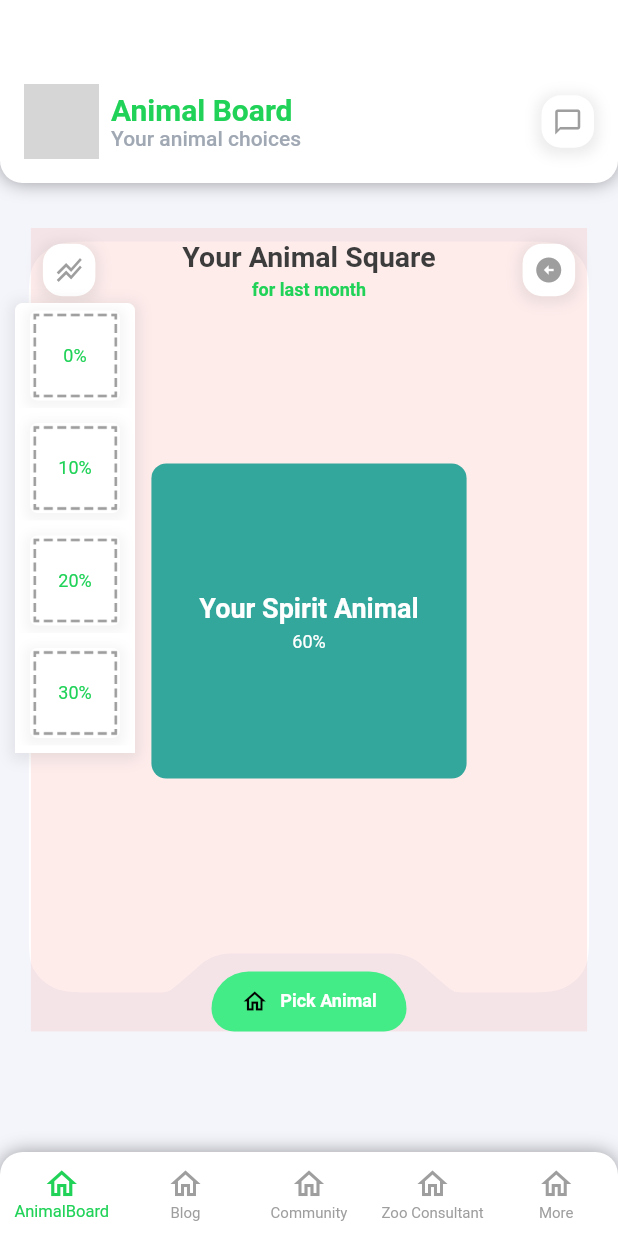
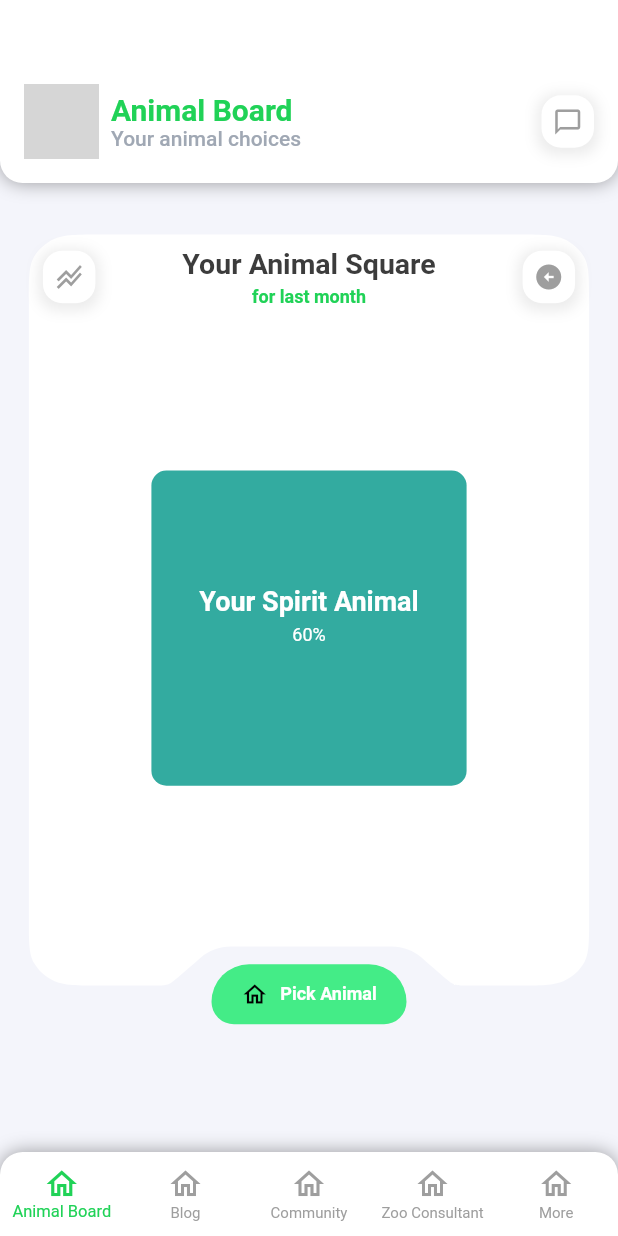
Before and after one commit to Rjk1234/animal_board, a Flutter app: the screen it shows after launch, after a tap on the "stacked line chart" icon, on a phone screen of 412 x 824 dp. Run offline on Flutter 3.47's test engine with Material 2 defaults, Android fonts, the phone set to English and light mode, and no system bars; our stand-ins replace audioplayers, image_picker, share_plus; Roboto replaces fonts that are missing (Arial); grey boxes are pictures that could not be loaded.

Commit message:
code improvement, tabbar enhancement

```diff
--- /dev/null
+++ b/lib/core/pages/dashboard_page.dart
@@ -0,0 +1,77 @@
+import 'package:flutter/material.dart';
+import 'package:provider/provider.dart';
+import '../../feature/blog/presentation/blog_page.dart';
+import '../../feature/community/presentation/community_page.dart';
+import '../../feature/more/presentation/more_page.dart';
+import '../../feature/zoo_consultant/presentation/zoo_consultant_page.dart';
+import '../schema/domain/model/model.dart';
+import '../widget/bottom_tab_bar.dart';
+import '../schema/application/schema_provider.dart';
+import '../../feature/animalBoard/presentation/pages/animal_board_page.dart';
+
+class DashboardPage extends StatefulWidget {
+  const DashboardPage({super.key});
+
+  @override
+  State<DashboardPage> createState() => _DashboardPageState();
+}
+
+class _DashboardPageState extends State<DashboardPage> {
+  int pageIndex = 0;
+
+  final _pages = [
+    const AnimalBoardPage(),
+    const BlogPage(),
+    const CommunityPage(),
+    const ZooConsultantPage(),
+    const MorePage()
+  ];
+  var tabItemListFromServer = [];
+  final tabItemList = [
+    TabBarItem(id: 0, title: 'AnimalBoard'),
+    TabBarItem(id: 1, title: 'Blog'),
+    TabBarItem(id: 2, title: 'Community'),
+    TabBarItem(id: 3, title: 'Zoo Consultant'),
+    TabBarItem(id: 4, title: 'More')
+  ];
+  @override
+  void initState() {
+    super.initState();
+    final postModel = Provider.of<SchemaProvider>(context, listen: false);
+    postModel.getPostData();
+  }
+
+  void _onTabBarItemTapped(int index) {
+    setState(() {
+      pageIndex = index;
+    });
+  }
+
+  void _buildTabBarItemList(SchemaProvider model) {
+    if (model.post != null) {
+      tabItemList.clear();
+      for (int i = 0; i < model.post!.tabDetail.length; i++) {
+        var item = model.post!.tabDetail[i];
+        tabItemList.add(
+          TabBarItem(
+              id: i, title: item.value.title!, iconUrl: item.value.iconURL),
+        );
+      }
+    }
+  }
+
+  @override
+  Widget build(BuildContext context) {
+    final uiModel = Provider.of<SchemaProvider>(context);
+    _buildTabBarItemList(uiModel);
+    return Scaffold(
+      backgroundColor: Theme.of(context).backgroundColor,
+      bottomNavigationBar: BottomTabBarWidget(
+        selectedIndex: pageIndex,
+        onTap: ((index) => _onTabBarItemTapped(index)),
+        itemList: tabItemList,
+      ),
+      body: _pages[pageIndex],
+    );
+  }
+}
--- a/lib/feature/animalboard/application/schema_provider.dart
+++ b/lib/core/schema/application/schema_provider.dart
@@ -1,8 +1,9 @@
-import '../../../data/api_client.dart';
 import 'package:flutter/material.dart';
 
+import '../data/api_client.dart';
+
 class SchemaProvider with ChangeNotifier {
-  UIResponseModel? post;
+  SchemaModel? post;
   bool loading = false;
 
   getPostData() async {
--- a/lib/data/api_client.dart
+++ b/lib/core/schema/data/api_client.dart
@@ -1,7 +1,5 @@
-
-
-Future<UIResponseModel?> getData() async {
-  UIResponseModel? result;
+Future<SchemaModel?> getData() async {
+  SchemaModel? result;
   var buttonItemList = [
     ButtonData(title: 'chat', value: ButtonItem(title: null, iconURL: '')),
     ButtonData(title: 'size', value: ButtonItem(title: null, iconURL: '')),
@@ -9,36 +7,44 @@ Future<UIResponseModel?> getData() async {
     ButtonData(
         title: 'pickAnimal',
         value: ButtonItem(title: 'Pick Animal', iconURL: '')),
+  ];
+  var tabList = [
     ButtonData(
         title: 'tabHome',
-        value: ButtonItem(title: 'Animal Board', iconURL: '')),
-    ButtonData(title: 'tabBlog', value: ButtonItem(title: 'Blog', iconURL: '')),
+        value: ButtonItem(title: 'Animal Board', iconURL: null)),
+    ButtonData(
+        title: 'tabBlog', value: ButtonItem(title: 'Blog', iconURL: null)),
     ButtonData(
         title: 'tabCommunity',
-        value: ButtonItem(title: 'Community', iconURL: '')),
+        value: ButtonItem(title: 'Community', iconURL: null)),
     ButtonData(
         title: 'tabZoo',
-        value: ButtonItem(title: 'Zoo Consultant', iconURL: '')),
-    ButtonData(title: 'tabMore', value: ButtonItem(title: 'More', iconURL: '')),
+        value: ButtonItem(title: 'Zoo Consultant', iconURL: null)),
+    ButtonData(
+        title: 'tabMore', value: ButtonItem(title: 'More', iconURL: null)),
   ];
-
   TextTheme textTheme = TextTheme(
-    animalImageUrl: '',
+    imageUrl: '',
     headerTitle: 'Animal Board',
     headerSubtitle: 'Your animal choices',
     animalBoardTitle: 'Your Animal Square',
     animalBoardSubtitle: 'for last month',
     animalName: 'Penguins',
   );
-  result = UIResponseModel(buttonDetail: buttonItemList, textTheme: textTheme);
+  result = SchemaModel(
+      buttonDetail: buttonItemList, textTheme: textTheme, tabDetail: tabList);
 
   return result;
 }
 
-class UIResponseModel {
+class SchemaModel {
   final List<ButtonData> buttonDetail;
+  final List<ButtonData> tabDetail;
   final TextTheme textTheme;
-  UIResponseModel({required this.buttonDetail, required this.textTheme});
+  SchemaModel(
+      {required this.tabDetail,
+      required this.buttonDetail,
+      required this.textTheme});
 }
 
 class ButtonData {
@@ -60,14 +66,14 @@ class TextData {
 }
 
 class TextTheme {
-  final String? animalImageUrl;
+  final String? imageUrl;
   final String? headerTitle;
   final String? headerSubtitle;
   final String? animalBoardTitle;
   final String? animalBoardSubtitle;
   final String animalName;
   TextTheme({
-    this.animalImageUrl,
+    this.imageUrl,
     this.headerTitle,
     this.headerSubtitle,
     this.animalBoardTitle,
--- /dev/null
+++ b/lib/core/schema/domain/model/model.dart
@@ -0,0 +1,10 @@
+class TabBarItem {
+  int id;
+  String title;
+  String? iconUrl;
+  TabBarItem({
+    required this.id,
+    required this.title,
+    this.iconUrl,
+  });
+}
--- a/lib/core/widget/bottom_tab_bar.dart
+++ b/lib/core/widget/bottom_tab_bar.dart
@@ -1,10 +1,12 @@
 import 'package:animal_board/config/app_colors.dart';
 import 'package:flutter/material.dart';
+
+import '../schema/domain/model/model.dart';
 
 class BottomTabBarWidget extends StatelessWidget {
   final Function(int) onTap;
   final int selectedIndex;
-  final List itemList;
+  final List<TabBarItem> itemList;
   const BottomTabBarWidget(
       {super.key,
       required this.onTap,
@@ -30,26 +32,36 @@ class BottomTabBarWidget extends StatelessWidget {
           type: BottomNavigationBarType.fixed,
           //add background color
           backgroundColor: kWhiteColor,
-          items: const <BottomNavigationBarItem>[
+          items: <BottomNavigationBarItem>[
             BottomNavigationBarItem(
-              icon: Icon(Icons.home_outlined),
-              label: 'AnimalBoard',
+              icon: (itemList[0].iconUrl != null)
+                  ? networkIcon(itemList[0].iconUrl!)
+                  : const Icon(Icons.home_outlined),
+              label: itemList[0].title,
             ),
             BottomNavigationBarItem(
-              icon: Icon(Icons.home_outlined),
-              label: 'Blog',
+              icon: itemList[1].iconUrl != null
+                  ? networkIcon(itemList[1].iconUrl!)
+                  : const Icon(Icons.home_outlined),
+              label: itemList[1].title,
             ),
             BottomNavigationBarItem(
-              icon: Icon(Icons.home_outlined),
-              label: 'Community',
+              icon: itemList[2].iconUrl != null
+                  ? networkIcon(itemList[2].iconUrl!)
+                  : const Icon(Icons.home_outlined),
+              label: itemList[2].title,
             ),
             BottomNavigationBarItem(
-              icon: Icon(Icons.home_outlined),
-              label: 'Zoo Consultant',
+              icon: itemList[3].iconUrl != null
+                  ? networkIcon(itemList[3].iconUrl!)
+                  : const Icon(Icons.home_outlined),
+              label: itemList[3].title,
             ),
             BottomNavigationBarItem(
-              icon: Icon(Icons.home_outlined),
-              label: 'More',
+              icon: itemList[4].iconUrl != null
+                  ? networkIcon(itemList[4].iconUrl!)
+                  : const Icon(Icons.home_outlined),
+              label: itemList[4].title,
             ),
           ],
           currentIndex: selectedIndex,
@@ -63,4 +75,8 @@ class BottomTabBarWidget extends StatelessWidget {
       ),
     );
   }
+
+  Image networkIcon(String url) {
+    return Image.network(url, height: 15, width: 15);
+  }
 }
--- a/lib/data/model.dart
+++ /dev/null
@@ -1,12 +0,0 @@
-import 'package:flutter/material.dart';
-
-class TabBarItem {
-  int buttonId;
-  String buttonTitle;
-  IconData buttonIcon;
-  TabBarItem({
-    required this.buttonId,
-    required this.buttonTitle,
-    required this.buttonIcon,
-  });
-}
--- a/lib/feature/animalboard/application/animal_provider.dart
+++ b/lib/feature/animalboard/application/animal_provider.dart
@@ -6,13 +6,13 @@ import '../domain/model/spirit_animal.dart';
 
 class AnimalProvider with ChangeNotifier {
   SpiritAnimal spiritAnimalSquare = SpiritAnimal(
-      animalName: "Your Spirit Animal",
+      name: "Your Spirit Animal",
       color: kColorTeal,
       size: 60,
       opacityValue: 0.8);
 
   void configAnimalSquare(SpiritAnimal square) {
-    spiritAnimalSquare.animalName = square.animalName;
+    spiritAnimalSquare.name = square.name;
     spiritAnimalSquare.color = square.color;
     spiritAnimalSquare.size = square.size;
     spiritAnimalSquare.opacityValue = square.opacityValue;
@@ -35,12 +35,12 @@ class AnimalProvider with ChangeNotifier {
   }
 
   void setSquareAnimal(String name) {
-    spiritAnimalSquare.animalName = name;
+    spiritAnimalSquare.name = name;
     notifyListeners();
   }
 
   void setAnimalImage(File image) {
-    spiritAnimalSquare.animalImage = image;
+    spiritAnimalSquare.image = image;
     notifyListeners();
   }
 }
--- a/lib/feature/animalboard/domain/model/animal_option.dart
+++ b/lib/feature/animalboard/domain/model/animal_option.dart
@@ -2,11 +2,11 @@ import 'package:flutter/material.dart';
 
 class AnimalOption {
   final int id;
-  final String animalName;
+  final String name;
   final Color color;
   const AnimalOption({
     required this.id,
-    required this.animalName,
+    required this.name,
     required this.color,
   });
 }
--- a/lib/feature/animalboard/domain/model/opacity_option.dart
+++ b/lib/feature/animalboard/domain/model/opacity_option.dart
@@ -1,10 +1,10 @@
 class OpacityOption {
   final int id;
-  final String opacityTitle;
-  final double opacityValue;
+  final String title;
+  final double value;
   const OpacityOption({
     required this.id,
-    required this.opacityTitle,
-    required this.opacityValue,
+    required this.title,
+    required this.value,
   });
 }
--- a/lib/feature/animalboard/domain/model/spirit_animal.dart
+++ b/lib/feature/animalboard/domain/model/spirit_animal.dart
@@ -2,15 +2,15 @@ import 'dart:io';
 import 'package:flutter/material.dart';
 
 class SpiritAnimal {
-  late File? animalImage;
+  late File? image;
   late int size;
-  late String animalName;
+  late String name;
   late double opacityValue;
   late Color color;
   SpiritAnimal(
       {required this.size,
-      required this.animalName,
+      required this.name,
       required this.opacityValue,
       required this.color,
-      this.animalImage});
+      this.image});
 }
--- a/lib/feature/animalboard/presentation/pages/animal_board_page.dart
+++ b/lib/feature/animalboard/presentation/pages/animal_board_page.dart
@@ -3,12 +3,13 @@ import 'package:flutter/material.dart';
 import 'dart:io';
 import 'package:audioplayers/audioplayers.dart';
 import 'package:provider/provider.dart';
+import 'package:share_plus/share_plus.dart';
 import '../../../../config/app_constant.dart';
 import '../../../../config/string_constant.dart';
 import '../../../../core/widget/icon_button_widget.dart';
 import '../../../chat/presentation/page/chat_page.dart';
 import '../../application/animal_provider.dart';
-import '../../application/schema_provider.dart';
+import '../../../../core/schema/application/schema_provider.dart';
 import '../../domain/model/animal_option.dart';
 import '../widget/background_layout.dart';
 import '../widget/draggable_dropdown_List_widget.dart';
@@ -28,18 +29,18 @@ class _AnimalBoardPageState extends State<AnimalBoardPage> {
   bool showAnimalList = false;
   bool showOpacityList = false;
   static AudioCache player = AudioCache();
-  // late AudioCache _audioCache;
+
   var animalList = [
-    AnimalOption(id: 0, animalName: 'Wolf', color: kColorRed),
-    AnimalOption(id: 1, animalName: 'Wolf', color: kColorPink),
-    AnimalOption(id: 2, animalName: 'Cat', color: kColorIndigo),
-    AnimalOption(id: 3, animalName: 'Cat', color: kColorPurple),
-    AnimalOption(id: 4, animalName: 'Penguin', color: kColorBlue),
-    AnimalOption(id: 5, animalName: 'Penguin', color: kColorGrey),
-    AnimalOption(id: 6, animalName: 'Koala', color: kColorYellow),
-    AnimalOption(id: 7, animalName: 'Koala', color: kColorTeal),
-    AnimalOption(id: 8, animalName: 'Leopard', color: kColorGreen),
-    AnimalOption(id: 9, animalName: 'Leopard', color: kColorLime),
+    AnimalOption(id: 0, name: 'Wolf', color: kColorRed),
+    AnimalOption(id: 1, name: 'Wolf', color: kColorPink),
+    AnimalOption(id: 2, name: 'Cat', color: kColorIndigo),
+    AnimalOption(id: 3, name: 'Cat', color: kColorPurple),
+    AnimalOption(id: 4, name: 'Penguin', color: kColorBlue),
+    AnimalOption(id: 5, name: 'Penguin', color: kColorGrey),
+    AnimalOption(id: 6, name: 'Koala', color: kColorYellow),
+    AnimalOption(id: 7, name: 'Koala', color: kColorTeal),
+    AnimalOption(id: 8, name: 'Leopard', color: kColorGreen),
+    AnimalOption(id: 9, name: 'Leopard', color: kColorLime),
   ];
 
   @override
@@ -47,14 +48,6 @@ class _AnimalBoardPageState extends State<AnimalBoardPage> {
     super.initState();
     final postModel = Provider.of<SchemaProvider>(context, listen: false);
     postModel.getPostData();
-    //   _audioCache = AudioCache(
-    // prefix: "assets/sounds/",
-    // fixedPlayer: AudioPlayer(
-    //   // set mode to LOW_LATENCY for better performance with short audio files
-    //   mode: PlayerMode.LOW_LATENCY,
-    // )..setReleaseMode(ReleaseMode.STOP))
-    //   // pre-cache the audio file so it doesn't have to load on first call
-    //   ..load('buttonClick.wav');
   }
 
   @override
@@ -72,7 +65,7 @@ class _AnimalBoardPageState extends State<AnimalBoardPage> {
                   child: Column(
                     children: <Widget>[
                       HeaderView(
-                        animalImage: value.spiritAnimalSquare.animalImage,
+                        animalImage: value.spiritAnimalSquare.image,
                         onTap: () {
                           touchDetected();
                           showImagePicker(context, value);
@@ -99,7 +92,7 @@ class _AnimalBoardPageState extends State<AnimalBoardPage> {
                             ),
                           ],
                           _animalText(
-                              name: value.spiritAnimalSquare.animalName,
+                              name: value.spiritAnimalSquare.name,
                               size: value.spiritAnimalSquare.size),
                           if (showAnimalList == true) ...[
                             Positioned(
@@ -154,11 +147,9 @@ class _AnimalBoardPageState extends State<AnimalBoardPage> {
     );
   }
 
-  Padding _buildAnimalBoard(
+  GestureDetector _buildAnimalBoard(
       BuildContext context, AnimalProvider provider, SchemaProvider uiModel) {
-    return Padding(
-      padding: const EdgeInsets.all(20.0),
-      child: GestureDetector(
+    return GestureDetector(
       onTap: () {
         touchDetected();
         setState(() {});
@@ -168,19 +159,26 @@ class _AnimalBoardPageState extends State<AnimalBoardPage> {
         showOpacityList = !showOpacityList;
         setState(() {});
       },
-        child: Container(
-          margin: const EdgeInsets.only(top: 10),
-          height: MediaQuery.of(context).size.height * 0.65,
+      child: SizedBox(
+        height: MediaQuery.of(context).size.height * 0.7,
         width: MediaQuery.of(context).size.width * 0.9,
-          color: kColorRed.withOpacity(0.1),
-          child:
-              Column(crossAxisAlignment: CrossAxisAlignment.start, children: [
+        // color: kColorRed.withOpacity(0.1),
+        child: Column(crossAxisAlignment: CrossAxisAlignment.start, children: [
+          const SizedBox(
+            height: 10,
+          ),
+          SizedBox(
+            height: MediaQuery.of(context).size.height * 0.62,
+            child: Column(children: [
+              SizedBox(
+                height: MediaQuery.of(context).size.height * 0.03,
+              ),
               _buildTopRow(context, uiModel),
               _buildCentralSquare(provider),
-            const Spacer(),
+            ]),
+          ),
           _buildPickAnimalButton(uiModel),
         ]),
-        ),
       ),
     );
   }
@@ -201,7 +199,7 @@ class _AnimalBoardPageState extends State<AnimalBoardPage> {
         ),
         child: TextButton.icon(
           icon: Icon(
-            Icons.home_outlined, // uiModel.post?.buttonDetail[3].value.iconURL
+            Icons.home_outlined,
             size: 18,
             color: kColorBlack,
           ),
@@ -229,7 +227,6 @@ class _AnimalBoardPageState extends State<AnimalBoardPage> {
             buttonIcon: Icons.stacked_line_chart,
             onTapHandler: () {
               touchDetected();
-              showSizeList = !showSizeList;
               setState(() {});
             },
           ),
@@ -250,8 +247,10 @@ class _AnimalBoardPageState extends State<AnimalBoardPage> {
             buttonIcon: Icons.arrow_circle_left,
             onTapHandler: () {
               touchDetected();
-              showSizeList = !showSizeList;
+
               setState(() {});
+              Share.share('check out my website https://example.com',
+                  subject: 'Look what I made!');
             },
           )
         ],
@@ -333,7 +332,7 @@ class _AnimalBoardPageState extends State<AnimalBoardPage> {
           return Center(
             child: GestureDetector(
               onTap: () {
-                provider.setSquareAnimal(list[index].animalName);
+                provider.setSquareAnimal(list[index].name);
                 provider.setSquareColor(list[index].color);
               },
               child: Container(
@@ -353,7 +352,7 @@ class _AnimalBoardPageState extends State<AnimalBoardPage> {
                 height: 70,
                 alignment: Alignment.center,
                 child: Text(
-                  list[index].animalName.toString(),
+                  list[index].name.toString(),
                   style: TextStyle(color: kWhiteColor),
                 ),
               ),
--- a/lib/feature/animalboard/presentation/pages/home_page.dart
+++ /dev/null
@@ -1,75 +0,0 @@
-import 'package:flutter/material.dart';
-import 'package:provider/provider.dart';
-import '../../../../data/model.dart';
-import '../../../../core/widget/bottom_tab_bar.dart';
-import '../../application/schema_provider.dart';
-import 'animal_board_page.dart';
-import 'blog_page.dart';
-import 'community_page.dart';
-import 'more_page.dart';
-import 'zoo_consultant_page.dart';
-
-class HomePage extends StatefulWidget {
-  const HomePage({super.key});
-
-  @override
-  State<HomePage> createState() => _HomePageState();
-}
-
-class _HomePageState extends State<HomePage> {
-  int pageIndex = 0;
-
-  final _pages = [
-    const AnimalBoardPage(),
-    const BlogPage(),
-    const CommunityPage(),
-    const ZooConsultantPage(),
-    const MorePage()
-  ];
-  var tabItemListFromServer = [];
-  final tabItemList = [
-    TabBarItem(
-        buttonId: 0,
-        buttonIcon: Icons.home_outlined,
-        buttonTitle: 'AnimalBoard'),
-    TabBarItem(
-        buttonId: 1, buttonIcon: Icons.home_outlined, buttonTitle: 'Blog'),
-    TabBarItem(
-        buttonId: 2, buttonIcon: Icons.home_outlined, buttonTitle: 'Community'),
-    TabBarItem(
-        buttonId: 3,
-        buttonIcon: Icons.home_outlined,
-        buttonTitle: 'Zoo Consultant'),
-    TabBarItem(
-        buttonId: 4, buttonIcon: Icons.home_outlined, buttonTitle: 'More')
-  ];
-  @override
-  void initState() {
-    super.initState();
-    final postModel = Provider.of<SchemaProvider>(context, listen: false);
-    postModel.getPostData();
-  }
-
-  void _onTabBarItemTapped(int index) {
-    setState(() {
-      pageIndex = index;
-    });
-  }
-
-  void _buildTabBarItemList(SchemaProvider model) {}
-
-  @override
-  Widget build(BuildContext context) {
-    final uiModel = Provider.of<SchemaProvider>(context);
-    _buildTabBarItemList(uiModel);
-    return Scaffold(
-      backgroundColor: Theme.of(context).backgroundColor,
-      bottomNavigationBar: BottomTabBarWidget(
-        selectedIndex: pageIndex,
-        onTap: ((index) => _onTabBarItemTapped(index)),
-        itemList: tabItemList,
-      ),
-      body: _pages[pageIndex],
-    );
-  }
-}
--- a/lib/feature/animalboard/presentation/widget/background_layout.dart
+++ b/lib/feature/animalboard/presentation/widget/background_layout.dart
@@ -9,15 +9,19 @@ class BackgroundLayout extends StatelessWidget {
 
   @override
   Widget build(BuildContext context) {
-    return Column(
-      children: [
-        Center(
-          child: AnimalBoardCard(
+    return SizedBox(
+      height: MediaQuery.of(context).size.height * 0.7,
+      child: Column(
+        children: [
+          const SizedBox(
+            height: 10,
+          ),
+          AnimalBoardCard(
             width: MediaQuery.of(context).size.width,
             height: MediaQuery.of(context).size.height * 0.45,
           ),
-        ),
-      ],
+        ],
+      ),
     );
   }
 }
--- a/lib/main.dart
+++ b/lib/main.dart
@@ -1,8 +1,8 @@
 import 'package:flutter/material.dart';
 import 'package:provider/provider.dart';
 import 'feature/animalBoard/application/animal_provider.dart';
-import 'feature/animalBoard/application/schema_provider.dart';
-import 'feature/animalBoard/presentation/pages/home_page.dart';
+import 'core/schema/application/schema_provider.dart';
+import 'core/pages/dashboard_page.dart';
 import '../../config/app_constant.dart';
 
 void main() {
@@ -21,7 +21,7 @@ class MyApp extends StatelessWidget {
       ],
       child: MaterialApp(
         theme: themeData,
-        home: const HomePage(),
+        home: const DashboardPage(),
       ),
     );
   }
--- a/pubspec.yaml
+++ b/pubspec.yaml
@@ -40,6 +40,7 @@ dependencies:
   audioplayers: ^0.20.1
   provider: ^6.0.0
   intl: ^0.17.0
+  share_plus: ^6.3.1
 
 dev_dependencies:
   flutter_test:
```
Also changed, not shown: lib/feature/blog/presentation/blog_page.dart (renamed from lib/feature/animalboard/presentation/pages/blog_page.dart), lib/feature/community/presentation/community_page.dart (renamed from lib/feature/animalboard/presentation/pages/community_page.dart), lib/feature/more/presentation/more_page.dart (renamed from lib/feature/animalboard/presentation/pages/more_page.dart), lib/feature/zoo_consultant/presentation/zoo_consultant_page.dart (renamed from lib/feature/animalboard/presentation/pages/zoo_consultant_page.dart), pubspec.lock, 5 other files. Lines whose indentation alone changed are shown as unchanged.
